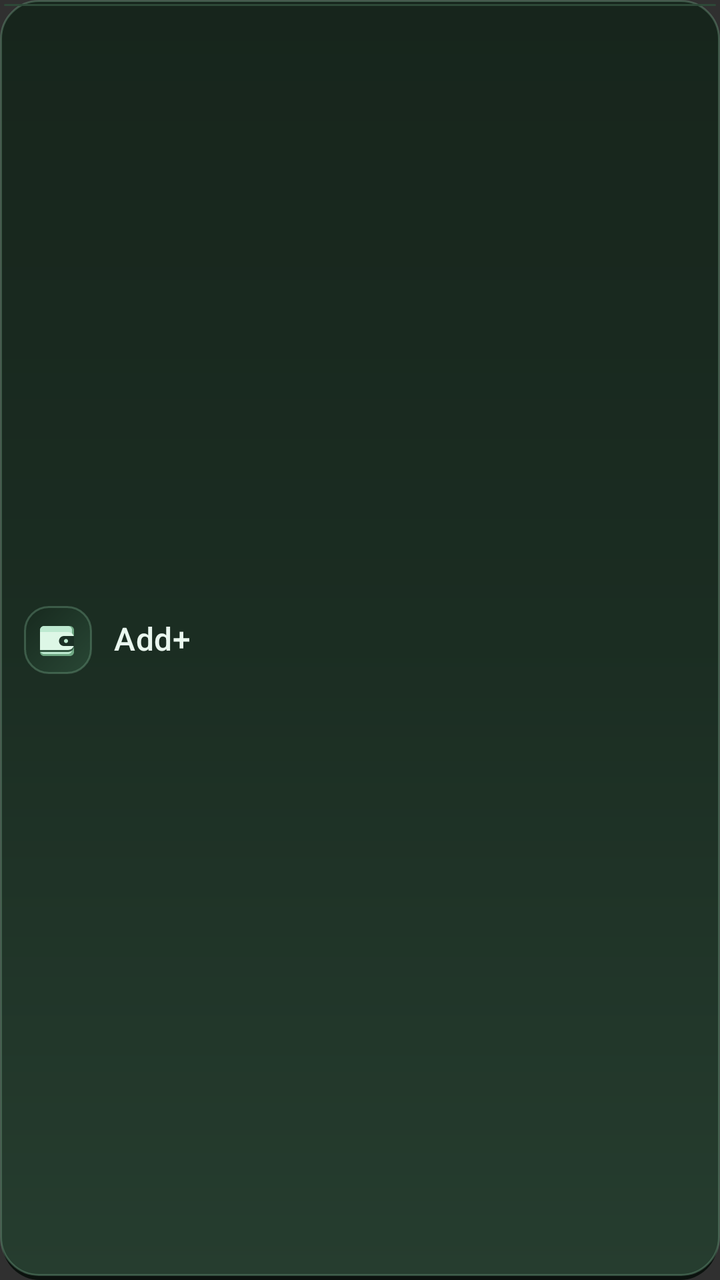
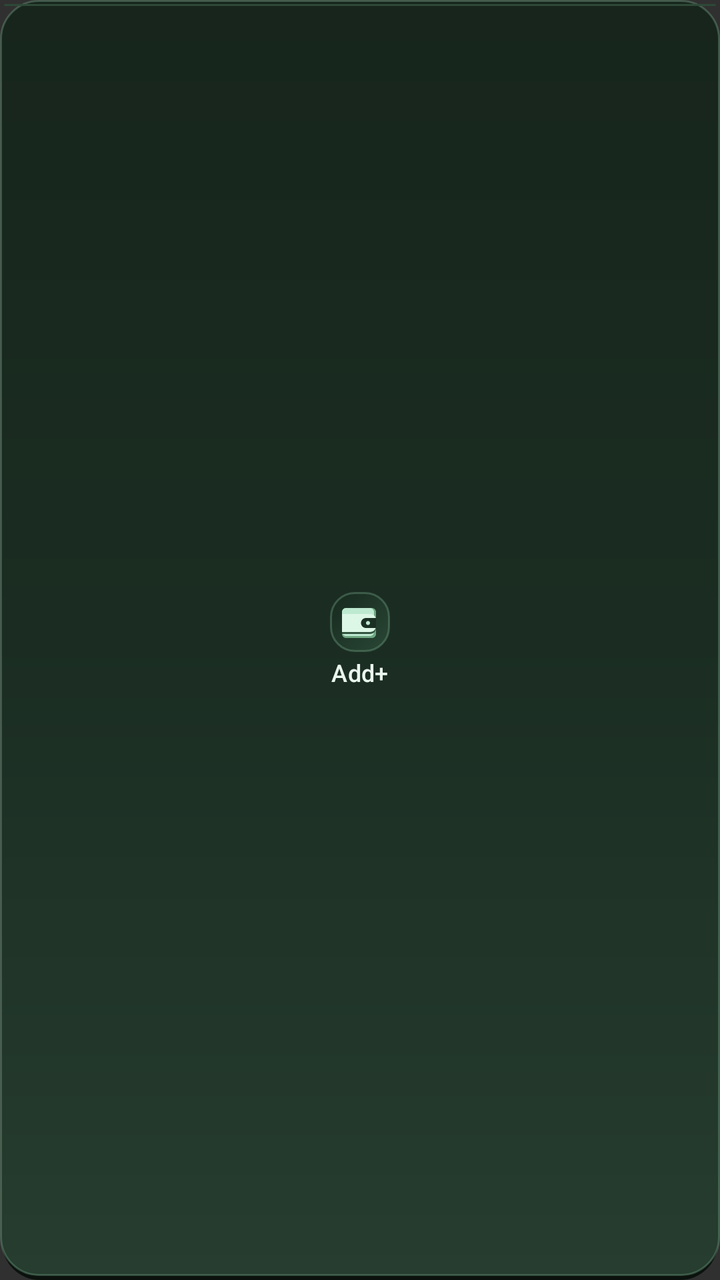

An Android layout rendered at two revisions. The XML below is the earlier revision; the diff shows what the commit changed to produce the second picture.
<!-- AndroidManifest.xml: application theme Theme.Ruvo -->
<!-- res/layout/widget_ruvo.xml -->
<LinearLayout xmlns:android="http://schemas.android.com/apk/res/android"
    android:id="@+id/widget_root"
    android:layout_width="match_parent"
    android:layout_height="match_parent"
    android:background="@drawable/widget_background"
    android:gravity="center_vertical"
    android:orientation="horizontal"
    android:paddingStart="12dp"
    android:paddingEnd="16dp"
    android:paddingTop="4dp"
    android:paddingBottom="4dp"
    android:contentDescription="Add a wallet transaction">

    <ImageView
        android:layout_width="34dp"
        android:layout_height="34dp"
        android:layout_marginEnd="11dp"
        android:padding="5dp"
        android:background="@drawable/widget_icon_background"
        android:src="@drawable/widget_wallet_mark"
        android:contentDescription="@null" />

    <TextView
        android:layout_width="wrap_content"
        android:layout_height="wrap_content"
        android:includeFontPadding="false"
        android:text="Add+"
        android:textColor="#EAF7EF"
        android:textSize="16sp"
        android:fontFamily="sans-serif-medium"
        android:letterSpacing="0.01" />
</LinearLayout>
<!-- resources referenced by this layout -->
<resources>
  <!-- drawable widget_background (drawable) -->
  <layer-list xmlns:android="http://schemas.android.com/apk/res/android">
      <item android:top="2dp" android:left="1dp" android:right="1dp">
          <shape android:shape="rectangle">
              <corners android:radius="19dp"/>
              <solid android:color="#0B120E"/>
          </shape>
      </item>
      <item android:bottom="2dp">
          <shape android:shape="rectangle">
              <corners android:radius="19dp"/>
              <gradient android:angle="90" android:startColor="#263D2F" android:centerColor="#1B2D22" android:endColor="#17251C"/>
              <stroke android:width="1dp" android:color="#557FB392"/>
          </shape>
      </item>
      <item android:left="2dp" android:top="2dp" android:right="2dp" android:height="1dp">
          <shape android:shape="rectangle">
              <corners android:radius="19dp"/>
              <solid android:color="#2E4938"/>
          </shape>
      </item>
  </layer-list>
  <!-- drawable widget_icon_background (drawable) -->
  <shape xmlns:android="http://schemas.android.com/apk/res/android" android:shape="rectangle">
      <corners android:radius="12dp"/>
      <gradient android:angle="135" android:startColor="#294735" android:endColor="#17291E"/>
      <stroke android:width="1dp" android:color="#557FB392"/>
  </shape>
  <!-- drawable widget_wallet_mark (drawable) -->
  <vector xmlns:android="http://schemas.android.com/apk/res/android"
      android:width="24dp"
      android:height="24dp"
      android:viewportWidth="24"
      android:viewportHeight="24">
      <path android:fillColor="#6FA783" android:pathData="M3,7 C3,5.9 3.9,5 5,5 H18 C19.1,5 20,5.9 20,7 V18 C20,19.1 19.1,20 18,20 H5 C3.9,20 3,19.1 3,18 Z"/>
      <path android:fillColor="#BDE9D0" android:pathData="M3,7 C3,5.9 3.9,5 5,5 H17 C18.1,5 19,5.9 19,7 V17 C19,18.1 18.1,19 17,19 H5 C3.9,19 3,18.1 3,17 Z"/>
      <path android:fillColor="#31543F" android:pathData="M3,9 H17 C18.7,9 20,10.3 20,12 V15 C20,16.7 18.7,18 17,18 H3 Z"/>
      <path android:fillColor="#DDF7E6" android:pathData="M3,8 H17 C18.7,8 20,9.3 20,11 V14 C20,15.7 18.7,17 17,17 H3 Z"/>
      <path android:fillColor="#1B3025" android:pathData="M15,10 H20 V15 H15 C13.6,15 12.5,13.9 12.5,12.5 C12.5,11.1 13.6,10 15,10 Z"/>
      <path android:fillColor="#BDE9D0" android:pathData="M16,11.5 C16.6,11.5 17,11.9 17,12.5 C17,13.1 16.6,13.5 16,13.5 C15.4,13.5 15,13.1 15,12.5 C15,11.9 15.4,11.5 16,11.5 Z"/>
  </vector>
  <style name="Theme.Ruvo" parent="@android:style/Theme.Material.NoActionBar">
          <item name="android:fontFamily">sans</item>
          <item name="android:statusBarColor">#0B1210</item>
          <item name="android:navigationBarColor">#0B1210</item>
          <item name="android:windowLightStatusBar">false</item>
          <item name="android:windowLightNavigationBar">false</item>
          <item name="android:windowActionModeOverlay">true</item>
          <item name="android:forceDarkAllowed">false</item>
      </style>
</resources>

<!-- the commit's change to res/layout/widget_ruvo.xml (unified diff, before → after) -->
@@ -3,19 +3,15 @@
     android:layout_width="match_parent"
     android:layout_height="match_parent"
     android:background="@drawable/widget_background"
-    android:gravity="center_vertical"
-    android:orientation="horizontal"
-    android:paddingStart="12dp"
-    android:paddingEnd="16dp"
-    android:paddingTop="4dp"
-    android:paddingBottom="4dp"
+    android:gravity="center"
+    android:orientation="vertical"
+    android:padding="6dp"
     android:contentDescription="Add a wallet transaction">
 
     <ImageView
-        android:layout_width="34dp"
-        android:layout_height="34dp"
-        android:layout_marginEnd="11dp"
-        android:padding="5dp"
+        android:layout_width="30dp"
+        android:layout_height="30dp"
+        android:padding="3dp"
         android:background="@drawable/widget_icon_background"
         android:src="@drawable/widget_wallet_mark"
         android:contentDescription="@null" />
@@ -23,10 +19,11 @@
     <TextView
         android:layout_width="wrap_content"
         android:layout_height="wrap_content"
+        android:layout_marginTop="4dp"
         android:includeFontPadding="false"
         android:text="Add+"
         android:textColor="#EAF7EF"
-        android:textSize="16sp"
+        android:textSize="12sp"
         android:fontFamily="sans-serif-medium"
         android:letterSpacing="0.01" />
 </LinearLayout>
